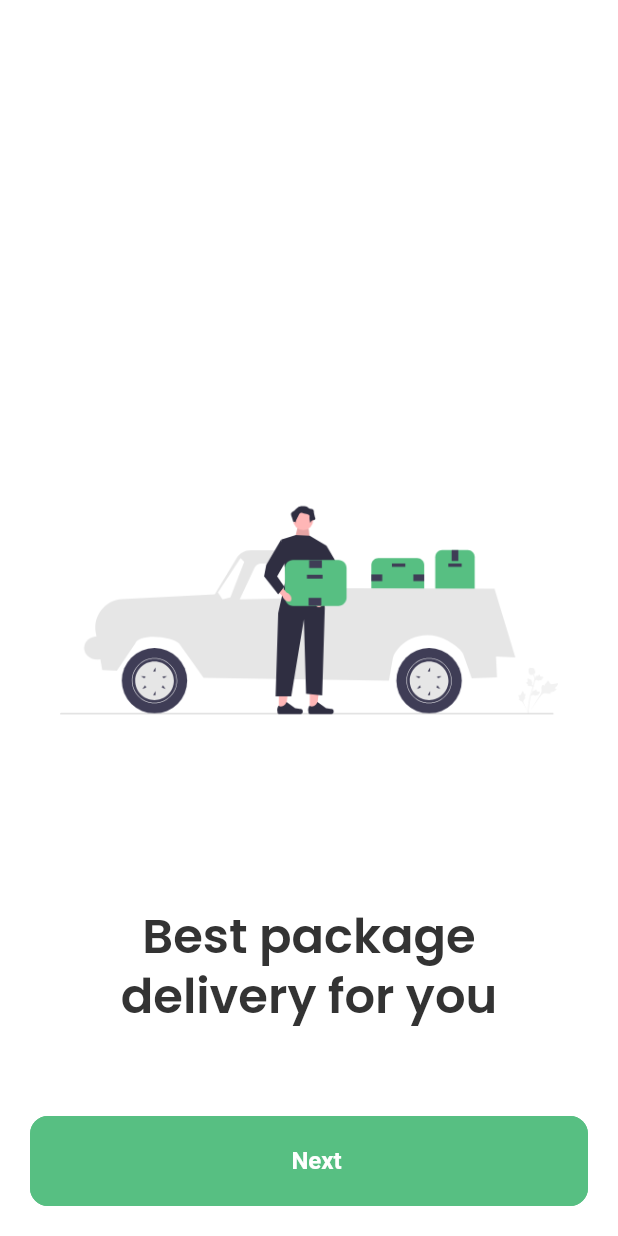
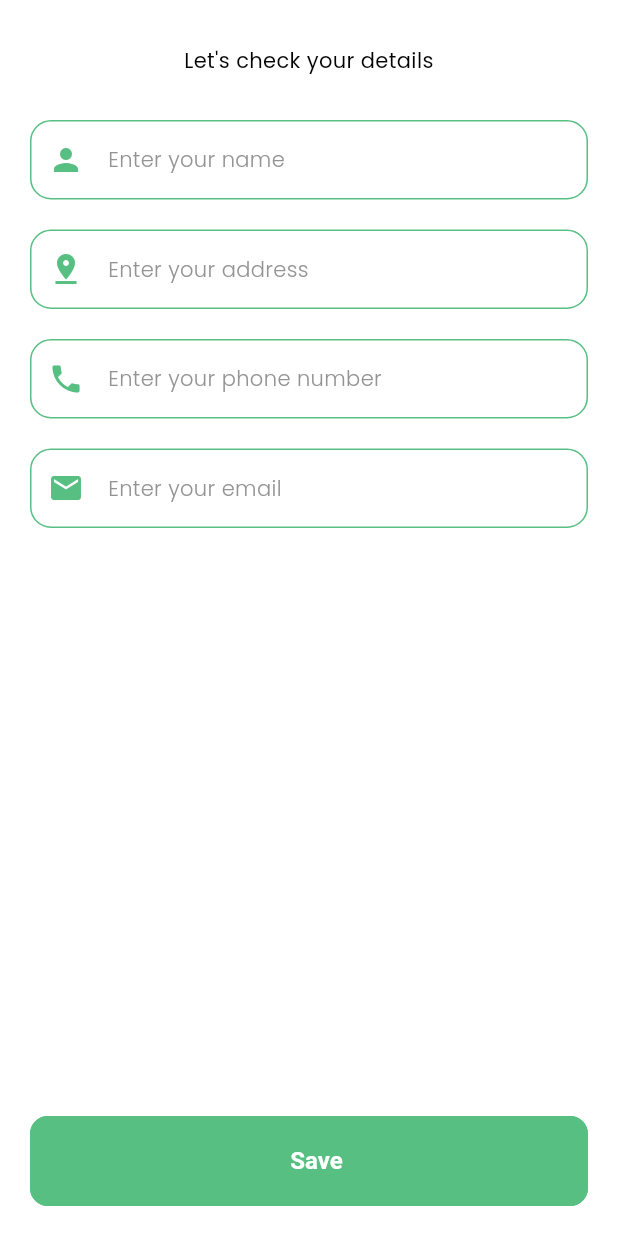
Before and after one commit to VihagaYohan/courier_client_app, a Flutter app: the screen it shows after launch, on a phone screen of 412 x 824 dp. Run offline on Flutter 3.47's test engine with Material 3 defaults, Android fonts, the phone set to English and light mode, and no system bars; our stand-ins replace flutter_svg_provider.

Commit message:
Added - profile screen details UI

```diff
--- a/lib/main.dart
+++ b/lib/main.dart
@@ -1,6 +1,7 @@
 import 'package:courier_client_app/screens/authentication/login_screen.dart';
 import 'package:courier_client_app/screens/authentication/onboarding_screen.dart';
 import 'package:courier_client_app/screens/home/home_screen.dart';
+import 'package:courier_client_app/screens/profile/profile_screen.dart';
 import 'package:flutter/material.dart';
 import 'package:courier_client_app/utils/theme/theme.dart';
 import 'package:courier_client_app/routes/routes.dart';
@@ -24,9 +25,10 @@ class MyApp extends StatelessWidget {
       routes: {
         Routes.onboarding: (context) => OnboardingScreen(),
         Routes.loginScreen: (context) => LoginScreen(),
-        Routes.homeScreen: (context) => HomeScreen()
+        Routes.homeScreen: (context) => HomeScreen(),
+        Routes.profileScreen: (context) => ProfileScreen()
       },
-      initialRoute: Routes.onboarding,
+      initialRoute: Routes.profileScreen,
     );
   }
 }
--- a/lib/routes/routes.dart
+++ b/lib/routes/routes.dart
@@ -7,4 +7,5 @@ class Routes {
   static const String onboarding = '/onboarding';
   static const String loginScreen = '/loginScreen';
   static const String homeScreen = '/homeScreen';
+  static const String profileScreen = '/profileScreen';
 }
--- a/lib/screens/authentication/login_screen.dart
+++ b/lib/screens/authentication/login_screen.dart
@@ -1,4 +1,5 @@
 import 'package:courier_client_app/screens/home/home_screen.dart';
+import 'package:courier_client_app/screens/profile/profile_screen.dart';
 import 'package:courier_client_app/utils/colors.dart';
 import 'package:flutter/material.dart';
 import 'package:flutter_svg_provider/flutter_svg_provider.dart';
@@ -45,7 +46,7 @@ class LoginScreen extends StatelessWidget {
           onPress: () {
             // navigate to profile data screen
             Navigator.of(context).push(
-                MaterialPageRoute(builder: (context) => const HomeScreen()));
+                MaterialPageRoute(builder: (context) => const ProfileScreen()));
           },
           isPrimary: false,
           showSuffixIcon: true,
--- /dev/null
+++ b/lib/screens/profile/profile_screen.dart
@@ -0,0 +1,124 @@
+import 'package:flutter/material.dart';
+
+// widgets
+import 'package:courier_client_app/widgets/widgets.dart';
+
+// utils
+import 'package:courier_client_app/utils/utils.dart';
+
+class ProfileScreen extends StatefulWidget {
+  const ProfileScreen({super.key});
+
+  @override
+  State<StatefulWidget> createState() {
+    return ProfileScreenState();
+  }
+}
+
+class ProfileScreenState extends State<ProfileScreen> {
+  final formKey = GlobalKey<FormState>();
+  final TextEditingController nameController = TextEditingController();
+  final TextEditingController addressController = TextEditingController();
+  final TextEditingController phoneNumberController = TextEditingController();
+  final TextEditingController emailController = TextEditingController();
+
+  @override
+  Widget build(BuildContext context) {
+    return UIContainer(
+        paddingTop: Constants.largeSpace,
+        paddingBottom: Constants.mediumSpace,
+        children: Column(
+          mainAxisAlignment: MainAxisAlignment.spaceBetween,
+          crossAxisAlignment: CrossAxisAlignment.center,
+          children: <Widget>[
+            Form(
+              key: formKey,
+              child: Column(
+                children: <Widget>[
+                  formTitle(context),
+                  const SizedBox(height: Constants.largeSpace),
+                  UITextField(
+                    controller: nameController,
+                    labelText: "Enter your name",
+                    validator: (value) {
+                      if (value == null || value.isEmpty) {
+                        return "Please enter your name";
+                      }
+                      return null;
+                    },
+                    showIcon: true,
+                    icon: const UIIcon(iconData: Icons.person),
+                  ),
+                  const SizedBox(height: 20),
+                  UITextField(
+                      controller: addressController,
+                      labelText: "Enter your address",
+                      validator: (value) {
+                        if (value == null || value.isEmpty) {
+                          return "Please enter your phone number";
+                        }
+                        return null;
+                      },
+                      showIcon: true,
+                      icon: const UIIcon(iconData: Icons.pin_drop)),
+                  const SizedBox(height: 20),
+                  UITextField(
+                    controller: phoneNumberController,
+                    labelText: "Enter your phone number",
+                    keyboardType: TextInputType.phone,
+                    showIcon: true,
+                    icon: const UIIcon(
+                      iconData: Icons.phone,
+                    ),
+                    validator: (value) {
+                      if (value == null || value.isEmpty) {
+                        return "Please enter your phone number";
+                      }
+                      return null;
+                    },
+                  ),
+                  const SizedBox(height: 20),
+                  UITextField(
+                    controller: emailController,
+                    labelText: "Enter your email",
+                    keyboardType: TextInputType.emailAddress,
+                    showIcon: true,
+                    icon: const UIIcon(iconData: Icons.email),
+                    validator: (value) {
+                      if (value == null || value.isEmpty) {
+                        return "Please enter an email address";
+                      }
+                      return null;
+                    },
+                  )
+                ],
+              ),
+            ),
+            UIElevatedButton(
+                label: "Save",
+                onPress: () {
+                  if (formKey.currentState!.validate()) {
+                    print('form values are below');
+                    String name = nameController.text;
+                    String address = addressController.text;
+                    String phoneNumber = phoneNumberController.text;
+                    String email = emailController.text;
+
+                    print('$name - $address - $phoneNumber - $email');
+                  }
+                })
+          ],
+        ));
+  }
+
+  // title widget
+  UITextView formTitle(BuildContext context) {
+    return UITextView(
+      text: "Let's check your details",
+      textStyle: Theme.of(context).textTheme.bodyMedium!.copyWith(fontSize: 14),
+      textAlign: TextAlign.right,
+    );
+  }
+
+  // field icon widget
+}
```
